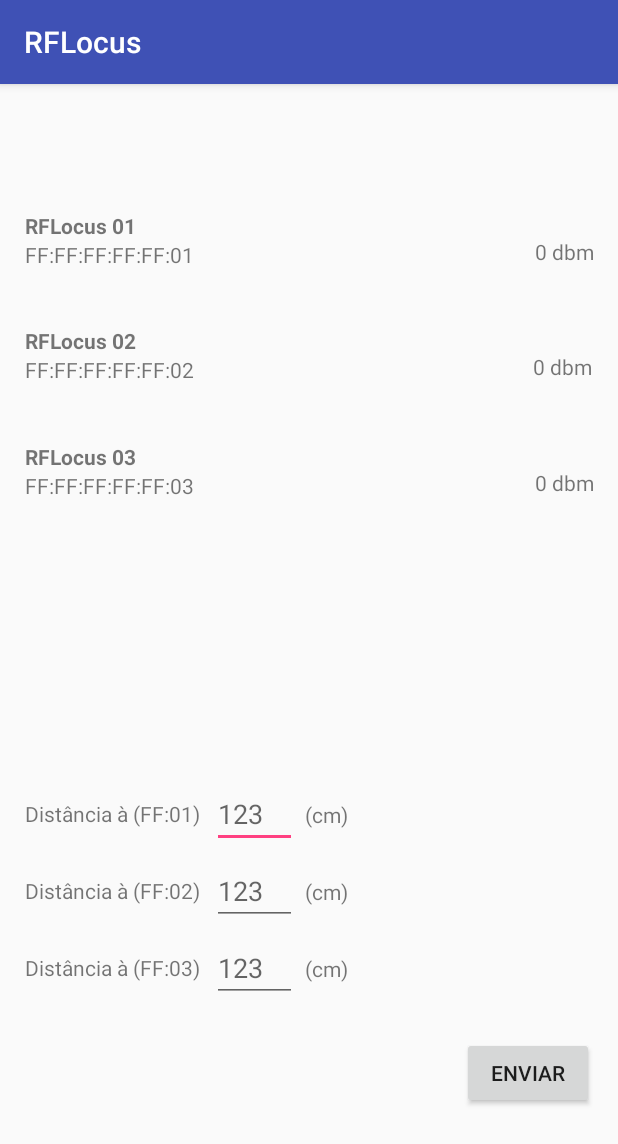
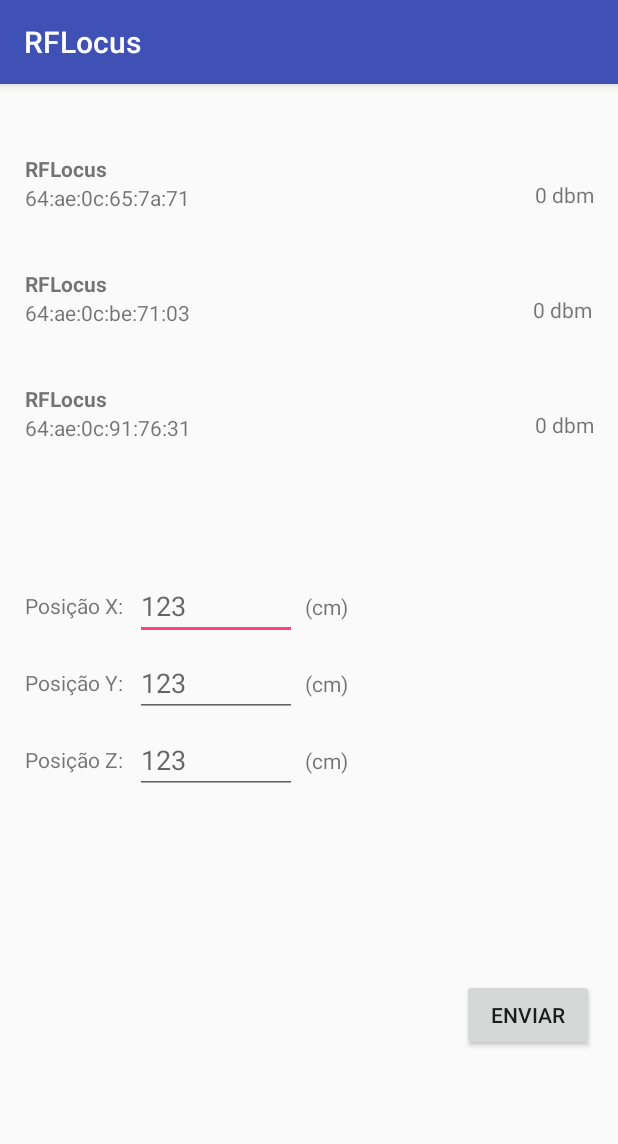
Before and after one commit to fabraocaio/RFLocus-APP-Android, an Android app: the screen it shows after launch (AdmActivity), on a phone screen of 412 x 824 dp. Shown: the top 1144 px of the screen. Run offline under Robolectric (Android 15) with nearby library versions, the phone set to English and light mode, and no system bars; our stand-ins replace Volley; 2 statements that could not run were skipped.

Commit message:
Implementação classe AP

```diff
--- a/app/build.gradle
+++ b/app/build.gradle
@@ -27,7 +27,7 @@ dependencies {
     compile 'com.android.support:appcompat-v7:26.+'
     compile 'com.android.support.constraint:constraint-layout:1.0.2'
     testCompile 'junit:junit:4.12'
-    compile 'com.loopj.android:android-async-http:1.4.9'
+    //compile 'com.loopj.android:android-async-http:1.4.9'
     compile 'com.mcxiaoke.volley:library:1.0.19'
 
 }
--- a/app/src/main/java/com/app/project/rflocus/AdmActivity.java
+++ b/app/src/main/java/com/app/project/rflocus/AdmActivity.java
@@ -37,10 +37,12 @@ import java.util.HashMap;
 import java.util.List;
 import java.util.Map;
 
+import static com.android.volley.Request.*;
+
 
 public class AdmActivity extends AppCompatActivity {
 
-    private String tag = "AdmActivity";
+    private String TAG = "AdmActivity";
 
     private String url = "http://192.168.100.18:5500/";
 
@@ -51,21 +53,15 @@ public class AdmActivity extends AppCompatActivity {
     private Ap ap1;
     private Ap ap2;
     private Ap ap3;
+    private List<Ap> apList;
 
-    private String SSID1, SSID2, SSID3;
-    private String MAC1, MAC2, MAC3;
-    private Integer RSS1, RSS2, RSS3;
-
-    private EditText etDistAp1, etDistAp2, etDistAp3;
+    private EditText etPosX, etPosY, etPosZ;
     private TextView tvSSID1, tvMAC1, tvRSS1, tvSSID2,
             tvMAC2, tvRSS2, tvSSID3, tvMAC3, tvRSS3,
             tvDist1, tvDist2, tvDist3;
     private Button btnSend;
 
     private int MY_PERMISSIONS_REQUEST_ACCESS_FINE_LOCATION;
-
-    //RequestQueue requestQueue = Volley.newRequestQueue(this);
-    //ArrayList<String> listMAC = new ArrayList<>();
 
     /**
      * Function to automatically connect to a OPEN Wi-Fi network
@@ -79,7 +75,10 @@ public class AdmActivity extends AppCompatActivity {
         conf.allowedKeyManagement.set(WifiConfiguration.KeyMgmt.NONE);
         //Add setting to WifiManager
         wifiMgr = (WifiManager) getApplicationContext().getSystemService(Context.WIFI_SERVICE);
-        wifiMgr.addNetwork(conf);
+        int netID = wifiMgr.addNetwork(conf);
+        wifiMgr.disconnect();
+        wifiMgr.enableNetwork(netID, true);
+        wifiMgr.reconnect();
         Log.d("AutoConnect", "Open");
     }
 
@@ -97,6 +96,10 @@ public class AdmActivity extends AppCompatActivity {
         //Add setting to WifiManager
         wifiMgr = (WifiManager) getApplicationContext().getSystemService(Context.WIFI_SERVICE);
         wifiMgr.addNetwork(conf);
+        int netID = wifiMgr.addNetwork(conf);
+        wifiMgr.disconnect();
+        wifiMgr.enableNetwork(netID, true);
+        wifiMgr.reconnect();
         Log.d("AutoConnect", "WPA");
     }
 
@@ -109,12 +112,18 @@ public class AdmActivity extends AppCompatActivity {
     private void autoConnectWEP(String networkSSID, String networkPass) {
         WifiConfiguration conf = new WifiConfiguration();
         conf.SSID = "\"" + networkSSID + "\"";   // Please note the quotes. String should contain ssid in quotes
-
         //for wep
         conf.wepKeys[0] = "\"" + networkPass + "\"";
         conf.wepTxKeyIndex = 0;
         conf.allowedKeyManagement.set(WifiConfiguration.KeyMgmt.NONE);
         conf.allowedGroupCiphers.set(WifiConfiguration.GroupCipher.WEP40);
+        //Add setting to WifiManager
+        wifiMgr = (WifiManager) getApplicationContext().getSystemService(Context.WIFI_SERVICE);
+        wifiMgr.addNetwork(conf);
+        int netID = wifiMgr.addNetwork(conf);
+        wifiMgr.disconnect();
+        wifiMgr.enableNetwork(netID, true);
+        wifiMgr.reconnect();
     }
 
     /**
@@ -136,23 +145,18 @@ public class AdmActivity extends AppCompatActivity {
         listMacs.add("64:ae:0c:65:7a:71");
         listMacs.add("64:ae:0c:be:71:03");
         listMacs.add("64:ae:0c:91:76:31");
-        //listMacs.add("2c:55:d3:b0:1c:c4");
+        listMacs.add("2c:55:d3:b0:1c:c4");
         // ---------------------------------- //
 
+        /*
+        // ----------MACS SafeHouse--------- //
+        listMacs.add("9c:7d:a3:eb:95:28");
+        listMacs.add("00:04:df:07:b5:eb");
+        listMacs.add("20:10:7a:e0:37:f0");
+        // ---------------------------------- //
+        */
+
         return listMacs;
-    }
-
-    /**
-     * Function that returns a list of SSIDs for tests
-     *
-     * @return ArrayList with the default SSID
-     */
-    private ArrayList serListSSID() {
-        ArrayList<String> listSSID = new ArrayList<>();
-        listSSID.add("RFLocus 01");
-        listSSID.add("RFLocus 02");
-        listSSID.add("RFLocus 03");
-        return listSSID;
     }
 
     /**
@@ -207,9 +211,9 @@ public class AdmActivity extends AppCompatActivity {
         wifiMgr = (WifiManager) getApplicationContext().getSystemService(Context.WIFI_SERVICE);
         wifiInitStt = wifiMgr.isWifiEnabled();
 
-        etDistAp1 = (EditText) findViewById(R.id.etDistAp1);
-        etDistAp2 = (EditText) findViewById(R.id.etDistAp2);
-        etDistAp3 = (EditText) findViewById(R.id.etDistAp3);
+        etPosX = (EditText) findViewById(R.id.etPosX);
+        etPosY = (EditText) findViewById(R.id.etPosY);
+        etPosZ = (EditText) findViewById(R.id.etPosZ);
 
         tvSSID1 = (TextView) findViewById(R.id.tvSSID1);
         tvMAC1 = (TextView) findViewById(R.id.tvMAC1);
@@ -229,11 +233,20 @@ public class AdmActivity extends AppCompatActivity {
 
         btnSend = (Button) findViewById(R.id.btnSend);
 
+        ap1 = new Ap();
+        ap2 = new Ap();
+        ap3 = new Ap();
+        apList = new ArrayList();
+        apList.add(ap1);
+        apList.add(ap2);
+        apList.add(ap3);
+
         //autoConnectOPEN("UTFPRWEB");
         //autoConnectWAP("narsil","1119072205");
         //autoConnectWAP("FUNBOX-BOARDGAME-CAFE","Fb-4130400780");
         //autoConnectWEP("RFLocus","oficina3");
-        setAps();
+        requestGET();
+        //setAps();
         startRefresh();
     }
 
@@ -257,112 +270,40 @@ public class AdmActivity extends AppCompatActivity {
         startRefresh();
     }
 
-    private void setAps() {
-        SSID1 = "RFLocus 01";
-        MAC1 = "FF:FF:FF:FF:FF:01";
-        RSS1 = 0;
+    /**
+     * Function to update the information displayed in the user interface
+     *
+     * @param apList List with the MAC's Address
+     */
+    private void updateUI(List<Ap> apList){
+        tvSSID1.setText(apList.get(0).getSsid());
+        tvMAC1.setText(apList.get(0).getMac());
+        tvRSS1.setText(String.format("%s dbm", Integer.toString(apList.get(0).getRssi())));
 
-        SSID2 = "RFLocus 02";
-        MAC2 = "FF:FF:FF:FF:FF:02";
-        RSS2 = 0;
+        tvSSID2.setText(apList.get(1).getSsid());
+        tvMAC2.setText(apList.get(1).getMac());
+        tvRSS2.setText(String.format("%s dbm", Integer.toString(apList.get(1).getRssi())));
 
-        SSID3 = "RFLocus 03";
-        MAC3 = "FF:FF:FF:FF:FF:03";
-        RSS3 = 0;
+        tvSSID3.setText(apList.get(2).getSsid());
+        tvMAC3.setText(apList.get(2).getMac());
+        tvRSS3.setText(String.format("%s dbm", Integer.toString(apList.get(2).getRssi())));
     }
 
     /**
-     * Function to update the information displayed in the user interface
-     */
-    public void updateUI() {
-        tvSSID1.setText(SSID1);
-        tvMAC1.setText(MAC1);
-        tvRSS1.setText(String.format("%s dbm", Integer.toString(RSS1)));
-
-        tvSSID2.setText(SSID2);
-        tvMAC2.setText(MAC2);
-        tvRSS2.setText(String.format("%s dbm", Integer.toString(RSS2)));
-
-        tvSSID3.setText(SSID3);
-        tvMAC3.setText(MAC3);
-        tvRSS3.setText(String.format("%s dbm", Integer.toString(RSS3)));
-
-        tvDist1.setText("Distância à (" + MAC1.subSequence(12, 17) + ")");
-        tvDist2.setText("Distância à (" + MAC2.subSequence(12, 17) + ")");
-        tvDist3.setText("Distância à (" + MAC3.subSequence(12, 17) + ")");
-    }
-
-    /**
-     * Function to update global variables for APs
+     * Function to update AP information
      *
      * @param results a list of ScanResult
-     * @param list    an ArrayList with the MAC Address or SSID
-     * @param opc     a Integer witch determinate if the ArrayList contains MAC or SSID
+     * @param apList  List with the MAC's Address
      */
-    public void updateInfo(List<ScanResult> results, ArrayList list, int opc) {
-        RSS1 = RSS2 = RSS3 = 0;
-
-        switch (opc) {
-
-            case 0: {
-                for (ScanResult result : results) {
-                    if (result.BSSID.equals(list.get(0))) {
-                        SSID1 = result.SSID;
-                        MAC1 = result.BSSID;
-                        RSS1 = result.level;
-                    } else if (result.BSSID.equals(list.get(1))) {
-                        SSID2 = result.SSID;
-                        MAC2 = result.BSSID;
-                        RSS2 = result.level;
-                    } else if (result.BSSID.equals(list.get(2))) {
-                        SSID3 = result.SSID;
-                        MAC3 = result.BSSID;
-                        RSS3 = result.level;
-                    }
+    private void updateAP(List<ScanResult> results, List<Ap> apList){
+        for (ScanResult result : results) {
+            for (Ap ap : apList) {
+                if (ap.getMac().equals(result.BSSID)){
+                    ap.setSsid(result.SSID);
+                    ap.setRssi(result.level);
                 }
             }
-            break;
-            case 1: {
-                for (ScanResult result : results) {
-                    if (result.SSID.equals(list.get(0))) {
-                        SSID1 = result.SSID;
-                        MAC1 = result.BSSID;
-                        RSS1 = result.level;
-                    } else if (result.SSID.equals(list.get(1))) {
-                        SSID2 = result.SSID;
-                        MAC2 = result.BSSID;
-                        RSS2 = result.level;
-                    } else if (result.SSID.equals(list.get(2))) {
-                        SSID3 = result.SSID;
-                        MAC3 = result.BSSID;
-                        RSS3 = result.level;
-                    }
-                }
-            }
-            break;
-            case 2: {
-                int i = 0;
-                for (ScanResult result : results) {
-                    if (i == 0) {
-                        SSID1 = result.SSID;
-                        MAC1 = result.BSSID;
-                        RSS1 = result.level;
-                    } else if (i == 1) {
-                        SSID2 = result.SSID;
-                        MAC2 = result.BSSID;
-                        RSS2 = result.level;
-                    } else if (i == 2) {
-                        SSID3 = result.SSID;
-                        MAC3 = result.BSSID;
-                        RSS3 = result.level;
-                    }
-                    i++;
-                }
-            }
-            break;
         }
-
-        updateUI();
     }
 
     /**
@@ -371,16 +312,16 @@ public class AdmActivity extends AppCompatActivity {
      * @param v reference to view
      */
     public void sendRasp(View v) {
-        if ((etDistAp1.getText().toString().matches("")) || (etDistAp2.getText().toString().matches("")) || (etDistAp3.getText().toString().matches(""))) {
+        if ((etPosX.getText().toString().matches("")) || (etPosY.getText().toString().matches("")) || (etPosZ.getText().toString().matches(""))) {
             Toast.makeText(this, "Campo vazio", Toast.LENGTH_SHORT).show();
             return;
         }
-        //Toast.makeText(this, "Enviando Dados", Toast.LENGTH_SHORT).show();
-
-        //Comunicação REST PUT
-        Log.d(tag, "Send Pressed");
-        //restPUT(createJSON());
-        requestPUT(url,createJSON());
+        Toast.makeText(this, "Enviando Dados", Toast.LENGTH_SHORT).show();
+        for (int i = 0; i<3; i++){
+            refresh();
+            requestPUT(url, createJSON(apList));
+        }
+        Log.d(TAG, "Send Pressed");
     }
 
     /**
@@ -388,28 +329,19 @@ public class AdmActivity extends AppCompatActivity {
      *
      * @return JSONObject
      */
-    private JSONObject createJSON(){
+    private JSONObject createJSON(List<Ap> apList){
         JSONObject jsonObj = new JSONObject();
         JSONArray jsonArray = new JSONArray();
-        ArrayList<String> macs = new ArrayList<>();
-        macs.add(MAC1);
-        macs.add(MAC2);
-        macs.add(MAC3);
-        ArrayList<String> rssi = new ArrayList<>();
-        rssi.add(Integer.toString(RSS1));
-        rssi.add(Integer.toString(RSS2));
-        rssi.add(Integer.toString(RSS3));
         try {
             jsonObj.put("type","real");
-            jsonObj.put("type","real");
 
-            for (int i = 0; i < macs.size(); i++) {
+            for (Ap ap : apList) {
                 JSONObject aux = new JSONObject();
-                aux.put("apid",macs.get(i));
-                aux.put("rssi",rssi.get(i));
-                aux.put("posx",etDistAp1.getText().toString());
-                aux.put("posy",etDistAp2.getText().toString());
-                aux.put("posz",etDistAp3.getText().toString());
+                aux.put("apid",ap.getMac());
+                aux.put("rssi",ap.getRssi());
+                aux.put("posx",etPosX.getText().toString());
+                aux.put("posy",etPosY.getText().toString());
+                aux.put("posz",etPosZ.getText().toString());
                 jsonArray.put(aux);
             }
             //Log.i("JSONArray",jsonArray.toString());
@@ -428,23 +360,23 @@ public class AdmActivity extends AppCompatActivity {
      */
     private void requestPUT(String url, final JSONObject jsonObject){
         RequestQueue queue = Volley.newRequestQueue(this);
-        JsonObjectRequest putRequest = new JsonObjectRequest(Request.Method.PUT, url, jsonObject,
+        JsonObjectRequest putRequest = new JsonObjectRequest(Method.PUT, url, jsonObject,
                 new Response.Listener<JSONObject>() {
                     @Override
                     public void onResponse(JSONObject response) {
-                        // response
                         Log.d("Response", response.toString());
+                        Toast.makeText(AdmActivity.this, "Concluido", Toast.LENGTH_SHORT).show();
                     }
                 },
                 new Response.ErrorListener() {
                     @Override
                     public void onErrorResponse(VolleyError error) {
                         // error
+                        Toast.makeText(AdmActivity.this, "Erro ao enviar", Toast.LENGTH_SHORT).show();
                         Log.d("Error.Response", error.toString());
                     }
                 }
         ) {
-
             @Override
             public Map<String, String> getHeaders() {
                 Map<String, String> headers = new HashMap<>();
@@ -456,7 +388,7 @@ public class AdmActivity extends AppCompatActivity {
             @Override
             public byte[] getBody() {
                 try {
-                    Log.i("json", jsonObject.toString());
+                    //Log.i("json", jsonObject.toString());
                     return jsonObject.toString().getBytes("UTF-8");
                 } catch (UnsupportedEncodingException e) {
                     e.printStackTrace();
@@ -464,8 +396,18 @@ public class AdmActivity extends AppCompatActivity {
                 return null;
             }
         };
+        queue.add(putRequest);
+    }
 
-        queue.add(putRequest);
+    /**
+     * Function to request the MAC address of the APs
+     */
+    private void requestGET(){
+        int i = 0;
+        ArrayList<String> listMacs = setListMAC();
+        for (Ap ap : apList){
+            ap.setMac(listMacs.get(i++));
+        }
     }
 
     /**
@@ -503,14 +445,15 @@ public class AdmActivity extends AppCompatActivity {
      * Function that scans the Wi-Fi networks. It makes sure to keep Wi-Fi active.
      */
     private void refresh() {
-        ArrayList macs = setListMAC();
-        //ArrayList ssids = serListSSID();
         wifiMgr = (WifiManager) getApplicationContext().getSystemService(Context.WIFI_SERVICE);
-        if (!wifiMgr.isWifiEnabled()) wifiMgr.setWifiEnabled(true);
+        if (!wifiMgr.isWifiEnabled())
+            wifiMgr.setWifiEnabled(true);
         wifiMgr.startScan();
-        List<ScanResult> results= wifiMgr.getScanResults();
-        updateInfo(results,macs,0);
-        //updateInfo(results,ssids,1);
+        List<ScanResult> results = wifiMgr.getScanResults();
+        //ArrayList macs = setListMAC();
+        //updateAP(results,macs,0);
+        updateAP(results,apList);
+        updateUI(apList);
         //Log.d("AutoRefresh","Scan Completed");
     }
 
--- a/app/src/main/res/layout/activity_adm.xml
+++ b/app/src/main/res/layout/activity_adm.xml
@@ -38,9 +38,7 @@
         android:layout_width="wrap_content"
         android:layout_height="wrap_content"
         android:orientation="horizontal"
-        app:layout_constraintGuide_percent="0.1"
-        tools:layout_editor_absoluteY="51dp"
-        tools:layout_editor_absoluteX="0dp" />
+        app:layout_constraintGuide_percent="0.05" />
 
     <TextView
         android:id="@+id/tvSSID1"
@@ -80,9 +78,7 @@
         android:layout_width="wrap_content"
         android:layout_height="wrap_content"
         android:orientation="horizontal"
-        app:layout_constraintGuide_percent="0.2"
-        tools:layout_editor_absoluteY="102dp"
-        tools:layout_editor_absoluteX="0dp" />
+        app:layout_constraintGuide_percent="0.15" />
 
     <TextView
         android:id="@+id/tvSSID2"
@@ -122,7 +118,7 @@
         android:layout_width="wrap_content"
         android:layout_height="wrap_content"
         android:orientation="horizontal"
-        app:layout_constraintGuide_percent="0.3" />
+        app:layout_constraintGuide_percent="0.25" />
 
     <TextView
         android:id="@+id/tvSSID3"
@@ -171,7 +167,7 @@
         android:layout_width="wrap_content"
         android:layout_height="wrap_content"
         android:orientation="horizontal"
-        app:layout_constraintGuide_percent="0.61" />
+        app:layout_constraintGuide_percent="0.43" />
 
     <TextView
         android:id="@+id/tvDist1"
@@ -180,12 +176,12 @@
         android:layout_marginLeft="8dp"
         android:layout_marginStart="8dp"
         android:layout_marginTop="8dp"
-        android:text="Distância FF:FF"
+        android:text="Posição X:"
         app:layout_constraintLeft_toLeftOf="@+id/guidelineV2"
         app:layout_constraintTop_toTopOf="@+id/guidelineH50" />
 
     <EditText
-        android:id="@+id/etDistAp1"
+        android:id="@+id/etPosX"
         android:layout_width="0dp"
         android:layout_height="wrap_content"
         android:layout_marginEnd="8dp"
@@ -209,9 +205,9 @@
         android:layout_marginLeft="5dp"
         android:layout_marginStart="5dp"
         android:text="(cm)"
-        app:layout_constraintBottom_toBottomOf="@+id/etDistAp1"
-        app:layout_constraintLeft_toRightOf="@+id/etDistAp1"
-        app:layout_constraintTop_toTopOf="@+id/etDistAp1"
+        app:layout_constraintBottom_toBottomOf="@+id/etPosX"
+        app:layout_constraintLeft_toRightOf="@+id/etPosX"
+        app:layout_constraintTop_toTopOf="@+id/etPosX"
         app:layout_constraintVertical_bias="0.5" />
 
     <TextView
@@ -220,13 +216,13 @@
         android:layout_height="wrap_content"
         android:layout_marginLeft="8dp"
         android:layout_marginStart="8dp"
-        android:text="Distância FF:FF"
+        android:layout_marginTop="32dp"
+        android:text="Posição Y:"
         app:layout_constraintLeft_toLeftOf="@+id/guidelineV2"
-        android:layout_marginTop="32dp"
         app:layout_constraintTop_toBottomOf="@+id/tvDist1" />
 
     <EditText
-        android:id="@+id/etDistAp2"
+        android:id="@+id/etPosY"
         android:layout_width="0dp"
         android:layout_height="wrap_content"
         android:layout_marginEnd="8dp"
@@ -250,9 +246,9 @@
         android:layout_marginLeft="8dp"
         android:layout_marginStart="5dp"
         android:text="(cm)"
-        app:layout_constraintBottom_toBottomOf="@+id/etDistAp2"
-        app:layout_constraintLeft_toRightOf="@+id/etDistAp2"
-        app:layout_constraintTop_toTopOf="@+id/etDistAp2"
+        app:layout_constraintBottom_toBottomOf="@+id/etPosY"
+        app:layout_constraintLeft_toRightOf="@+id/etPosY"
+        app:layout_constraintTop_toTopOf="@+id/etPosY"
         app:layout_constraintVertical_bias="0.5" />
 
     <TextView
@@ -262,12 +258,12 @@
         android:layout_marginLeft="8dp"
         android:layout_marginStart="8dp"
         android:layout_marginTop="32dp"
-        android:text="Distância FF:FF"
+        android:text="Posição Z:"
         app:layout_constraintLeft_toLeftOf="@+id/guidelineV2"
         app:layout_constraintTop_toBottomOf="@+id/tvDist2" />
 
     <EditText
-        android:id="@+id/etDistAp3"
+        android:id="@+id/etPosZ"
         android:layout_width="0dp"
         android:layout_height="wrap_content"
         android:layout_marginLeft="8dp"
@@ -291,9 +287,9 @@
         android:layout_marginLeft="5dp"
         android:layout_marginStart="5dp"
         android:text="(cm)"
-        app:layout_constraintBottom_toBottomOf="@+id/etDistAp3"
-        app:layout_constraintLeft_toRightOf="@+id/etDistAp3"
-        app:layout_constraintTop_toTopOf="@+id/etDistAp3"
+        app:layout_constraintBottom_toBottomOf="@+id/etPosZ"
+        app:layout_constraintLeft_toRightOf="@+id/etPosZ"
+        app:layout_constraintTop_toTopOf="@+id/etPosZ"
         app:layout_constraintVertical_bias="0.5" />
 
     <Button
@@ -312,6 +308,6 @@
         android:layout_height="wrap_content"
         android:id="@+id/guidelineH80"
         android:orientation="horizontal"
-        app:layout_constraintGuide_percent="0.9" />
+        app:layout_constraintGuide_percent="0.85" />
 
 </android.support.constraint.ConstraintLayout>
```
